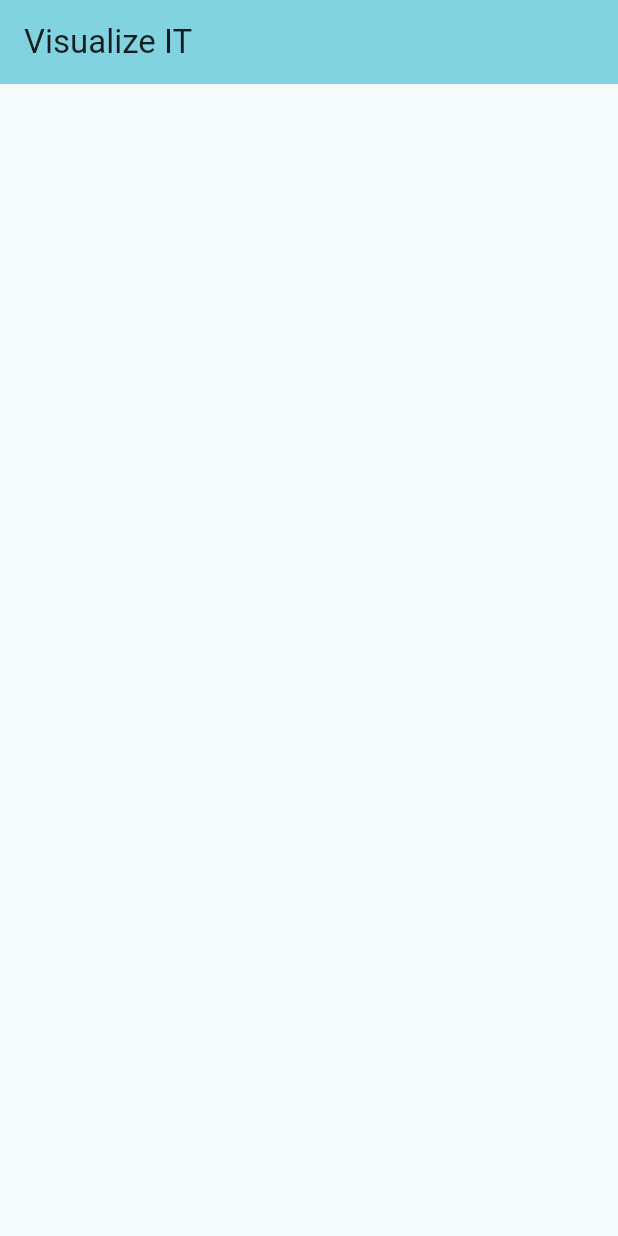
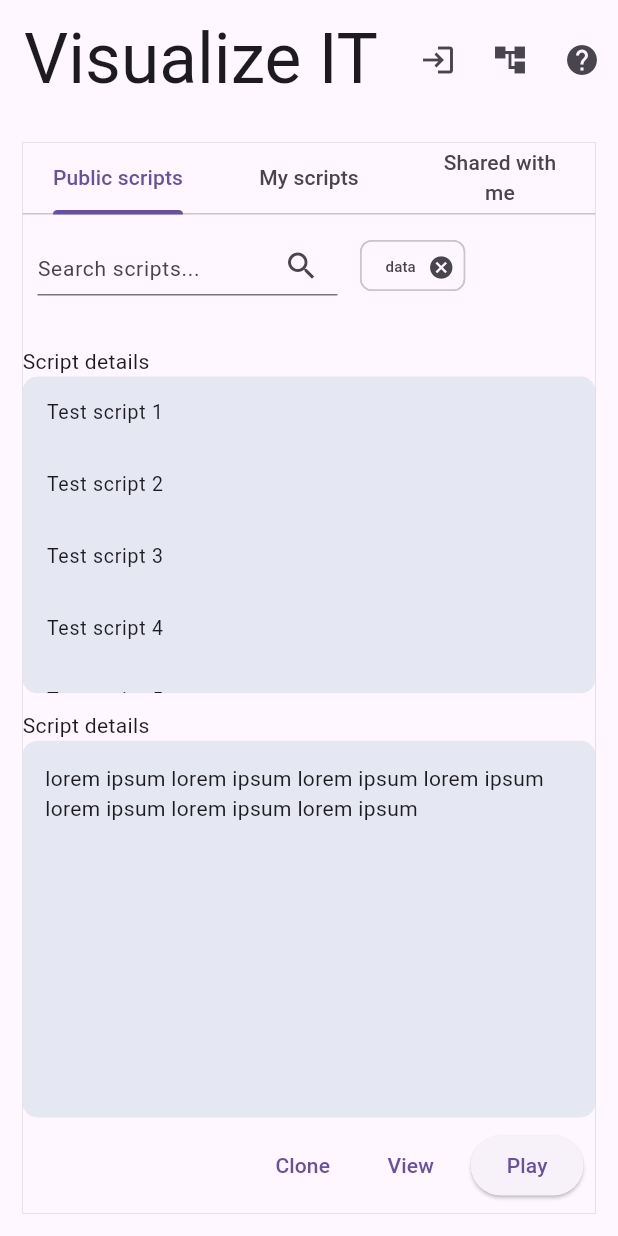
Before and after one commit to it-toolkit/visualizeit, a Flutter app: the screen it shows after launch, on a phone screen of 412 x 824 dp. Run offline on Flutter 3.47's test engine with Material 3 defaults, Android fonts, the phone set to English and light mode, and no system bars; our stand-ins replace go_router.

Commit message:
feat: Add script selector page skeleton

```diff
--- a/lib/main.dart
+++ b/lib/main.dart
@@ -1,43 +1,116 @@
 import 'package:flutter/material.dart';
+import 'package:go_router/go_router.dart';
+import 'package:visualizeit/pages/base_page.dart';
+import 'package:visualizeit/pages/script_selector.dart';
 
-void main() {
-  runApp(const MyApp());
-}
+void main() => runApp(const VisualizeItApp());
 
-class MyApp extends StatelessWidget {
-  const MyApp({super.key});
+/// The route configuration.
+final GoRouter _router = GoRouter(
+  routes: <RouteBase>[
+    GoRoute(
+      path: '/',
+      builder: (BuildContext context, GoRouterState state) {
+        return ScriptSelectorPage(
+          onPlayPressed: (scriptId) => {
+            debugPrint("Opening player for script: $scriptId"),
+            context.go("/scripts/$scriptId/play")
+          },
+          onViewPressed: (scriptId) => {
+            debugPrint("Opening script editor for script: $scriptId"),
+            context.go("/scripts/$scriptId/edit")
+          },
+          onHelpPressed: () => {
+            debugPrint("Opening help"),
+            context.go("/help")
+          },
+          onSignInPressed: () => {
+            debugPrint("Opening sign-in"),
+            context.go("/sign-in")
+          },
+          onExtensionsPressed: () => {
+            debugPrint("Opening extensions"),
+            context.go("/extensions")
+          }
+        );
+      },
+      routes: <RouteBase>[
+        GoRoute(
+          path: 'scripts/:sid/edit',
+          builder: (BuildContext context, GoRouterState state) {
+            final scriptId = state.pathParameters['sid'];
+            return FakePage(title: "Script editor for: $scriptId", goToRoutes: []);
+          },
+        ),
+        GoRoute(
+          path: 'extensions',
+          builder: (BuildContext context, GoRouterState state) {
+            return const FakePage(title: "Extensions", goToRoutes: []);
+          },
+        ),
+        GoRoute(
+          path: 'sign-in',
+          builder: (BuildContext context, GoRouterState state) {
+            return const FakePage(title: "Sign in", goToRoutes: []);
+          },
+        ),
+        GoRoute(
+          path: 'scripts/:sid/play',
+          builder: (BuildContext context, GoRouterState state) {
+            final scriptId = state.pathParameters['sid'];
+            return FakePage(title: "Player for: $scriptId", goToRoutes: []);
+          },
+        ),
+        GoRoute(
+          path: 'help',
+          builder: (BuildContext context, GoRouterState state) {
+            return const FakePage(title: "Help", goToRoutes: []);
+          },
+        ),
+        GoRoute(
+          path: 'extensions',
+          builder: (BuildContext context, GoRouterState state) {
+            return const FakePage(title: "Extensions", goToRoutes: []);
+          },
+        )
+      ],
+    ),
+  ],
+);
 
-  // This widget is the root of your application.
+/// The main app.
+class VisualizeItApp extends StatelessWidget {
+  /// Constructs a [VisualizeItApp]
+  const VisualizeItApp({super.key});
+
   @override
   Widget build(BuildContext context) {
-    return MaterialApp(
-      theme: ThemeData(
-        colorScheme: ColorScheme.fromSeed(seedColor: Colors.grey),
-        useMaterial3: true,
-      ),
-      home: const MyHomePage(title: 'Visualize IT'),
-    );
+    return MaterialApp.router(routerConfig: _router, debugShowCheckedModeBanner: false);
   }
 }
 
-class MyHomePage extends StatefulWidget {
-  const MyHomePage({super.key, required this.title});
+/// Temporal fake page
+class FakePage extends BasePage {
+  /// Constructs a [FakePage]
+  const FakePage({super.key, required this.title, required this.goToRoutes});
 
   final String title;
+  final List<String> goToRoutes;
 
   @override
-  State<MyHomePage> createState() => _MyHomePageState();
-}
-
-class _MyHomePageState extends State<MyHomePage> {
-
-  @override
-  Widget build(BuildContext context) {
-    return Scaffold(
-      appBar: AppBar(
-        backgroundColor: Theme.of(context).colorScheme.inversePrimary,
-        title: Text(widget.title),
-      ),
-    );
+  Widget buildBody(BuildContext context) {
+    return Center(
+        child: Column(
+          mainAxisAlignment: MainAxisAlignment.spaceEvenly,
+          children: [
+            Text("TO DO $title"),
+            Row(children: goToRoutes
+              .map((goToRoute) => ElevatedButton(
+            onPressed: () => context.go(goToRoute),
+            child: Text('Go to $goToRoute'),
+          ))
+              .toList())
+          ],
+        ));
   }
 }
--- /dev/null
+++ b/lib/pages/script_selector.dart
@@ -0,0 +1,184 @@
+import 'dart:math';
+
+import 'package:flutter/material.dart';
+import 'package:go_router/go_router.dart';
+import 'package:visualizeit/pages/base_page.dart';
+
+class ScriptSelectorPage extends BasePage {
+  /// Constructs a [ScriptSelectorPage]
+  const ScriptSelectorPage(
+      {super.key, this.onPlayPressed, this.onViewPressed, super.onSignInPressed, super.onHelpPressed, super.onExtensionsPressed});
+
+  final Function(String)? onPlayPressed;
+  final Function(String)? onViewPressed;
+
+  @override
+  buildBody(BuildContext context) {
+    return Container(
+      decoration: const BoxDecoration(color: Colors.grey),
+      child: DefaultTabController(
+        length: 3,
+        initialIndex: 0,
+        child: Scaffold(
+          appBar: const TabBar(
+            tabs: [
+              Tab(child: Text("Public scripts", softWrap: true, textAlign: TextAlign.center)),
+              Tab(child: Text("My scripts", softWrap: true, textAlign: TextAlign.center)),
+              Tab(child: Text("Shared with me", softWrap: true, textAlign: TextAlign.center))
+            ],
+          ),
+          body: TabBarView(
+            children: [
+              buildTabContent(context, buildButtonBar(context)),
+              buildTabContent(context, buildMyScriptsButtonBar(context)),
+              buildTabContent(context, buildButtonBar(context)),
+            ],
+          ),
+        ),
+      ),
+    );
+  }
+
+  Widget buildTabContent(BuildContext context, ButtonBar scriptButtonBar) {
+    return Column(
+      crossAxisAlignment: CrossAxisAlignment.stretch,
+      children: [
+        buildSearchBar(),
+        const SizedBox(height: 20),
+        (MediaQuery.sizeOf(context).width >= 600)
+            ? Expanded(
+                child: Row(crossAxisAlignment: CrossAxisAlignment.stretch, children: [
+                buildScriptsList(),
+                const Spacer(flex: 2),
+                buildDetailsSection(context, scriptButtonBar),
+              ]))
+            : Expanded(
+                child: Column(crossAxisAlignment: CrossAxisAlignment.stretch, children: [
+                buildScriptsList(),
+                const Spacer(flex: 2),
+                buildDetailsSection(context, scriptButtonBar),
+              ]))
+      ],
+    );
+  }
+
+  Expanded buildScriptsList() {
+    return Expanded(
+        flex: 40,
+        child: Column(
+          crossAxisAlignment: CrossAxisAlignment.stretch,
+          children: [
+            const Text("Script details"),
+            Expanded(
+                child: Container(
+              decoration:
+                  const BoxDecoration(color: Color.fromRGBO(171, 197, 212, 0.3), borderRadius: BorderRadius.all(Radius.circular(10))),
+              child: ListView.builder(
+                itemCount: 5,
+                itemBuilder: (BuildContext context, int index) {
+                  return ListTile(
+                    dense: true,
+                    title: Text('Test script ${index + 1}'),
+                  );
+                },
+              ),
+            )),
+          ],
+        ));
+  }
+
+  Widget buildSearchBar() {
+    return Container(
+        padding: const EdgeInsets.all(10),
+        child: Wrap(
+          spacing: 15,
+          runSpacing: 10,
+          crossAxisAlignment: WrapCrossAlignment.center,
+          children: [
+            const SizedBox(
+              width: 200,
+              height: 40,
+              child: TextField(
+                  style: TextStyle(fontSize: 14),
+                  decoration: InputDecoration(suffixIcon: Icon(Icons.search), hintText: 'Search scripts...')),
+            ),
+            Chip(
+              label: const Text("data", style: TextStyle(fontSize: 10)),
+              onDeleted: () => {},
+            ),
+          ],
+        ));
+  }
+
+  Expanded buildDetailsSection(BuildContext context, ButtonBar buttonBar) {
+    return Expanded(
+        flex: 58,
+        child: Column(
+          crossAxisAlignment: CrossAxisAlignment.stretch,
+          children: [
+            const Text("Script details"),
+            Expanded(
+                child: Container(
+                    padding: const EdgeInsets.all(15.0),
+                    decoration: const BoxDecoration(
+                      color: Color.fromRGBO(171, 197, 212, 0.3),
+                      borderRadius: BorderRadius.all(Radius.circular(10)),
+                    ),
+                    child: const Text("lorem ipsum lorem ipsum lorem ipsum lorem ipsum lorem ipsum lorem ipsum lorem ipsum"))),
+            buttonBar
+          ],
+        ));
+  }
+
+  ButtonBar buildButtonBar(BuildContext context) {
+    return ButtonBar(
+      children: [
+        TextButton(onPressed: () => {_showConfirmDialog(context, "clone the script")}, child: const Text("Clone")),
+        TextButton(onPressed: () => {onViewPressed?.call("Test script 1")}, child: const Text("View")),
+        ElevatedButton(onPressed: () => {onPlayPressed?.call("Test script 1")}, child: const Text("Play")),
+      ],
+    );
+  }
+
+  ButtonBar buildMyScriptsButtonBar(BuildContext context) {
+    return ButtonBar(
+      children: [
+        TextButton(onPressed: () => {_showConfirmDialog(context, "delete the script")}, child: const Text("Delete")),
+        TextButton(onPressed: () => {_showConfirmDialog(context, "clone the script")}, child: const Text("Clone")),
+        TextButton(onPressed: () => {onViewPressed?.call("Test script 1")}, child: const Text("View")),
+        ElevatedButton(onPressed: () => {onPlayPressed?.call("Test script 1")}, child: const Text("Play")),
+      ],
+    );
+  }
+
+  Future<void> _showConfirmDialog(BuildContext context, String actionDescription) async {
+    return showDialog<void>(
+      context: context,
+      barrierDismissible: false, // user must tap button!
+      builder: (BuildContext context) {
+        return AlertDialog(
+          title: const Text('...'),
+          content: SingleChildScrollView(
+            child: ListBody(
+              children: <Widget>[
+                Text('Would you like to $actionDescription?'),
+              ],
+            ),
+          ),
+          actions: <Widget>[
+            TextButton(
+                child: const Text('Confirm'),
+                onPressed: () {
+                  Navigator.of(context).pop();
+                }),
+            TextButton(
+                child: const Text('Cancel'),
+                onPressed: () {
+                  Navigator.of(context).pop();
+                }),
+          ],
+        );
+      },
+    );
+  }
+}
--- a/pubspec.yaml
+++ b/pubspec.yaml
@@ -35,6 +35,7 @@ dependencies:
   # The following adds the Cupertino Icons font to your application.
   # Use with the CupertinoIcons class for iOS style icons.
   cupertino_icons: ^1.0.2
+  go_router: ^12.1.1
 
 dev_dependencies:
   flutter_test:
@@ -45,7 +46,7 @@ dev_dependencies:
   # activated in the `analysis_options.yaml` file located at the root of your
   # package. See that file for information about deactivating specific lint
   # rules and activating additional ones.
-  flutter_lints: ^2.0.0
+  flutter_lints: ^3.0.1
 
 # For information on the generic Dart part of this file, see the
 # following page: https://dart.dev/tools/pub/pubspec
```
Also changed, not shown: lib/pages/base_page.dart (added, +29 -0 lines), pubspec.lock, 1 other file.
